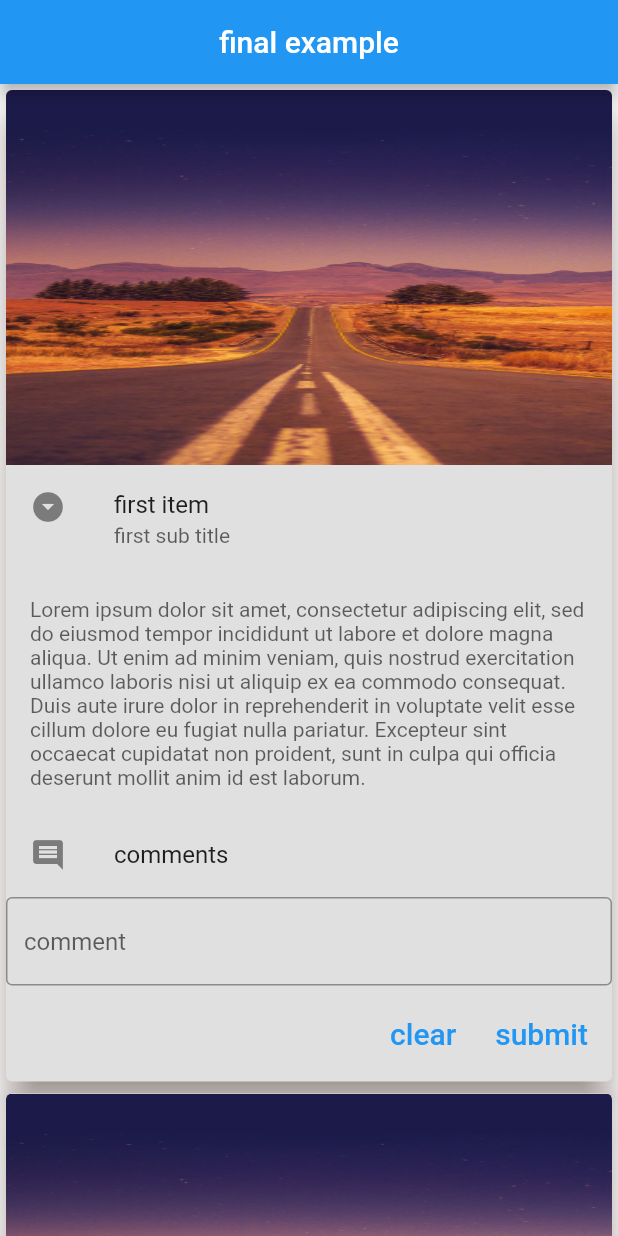
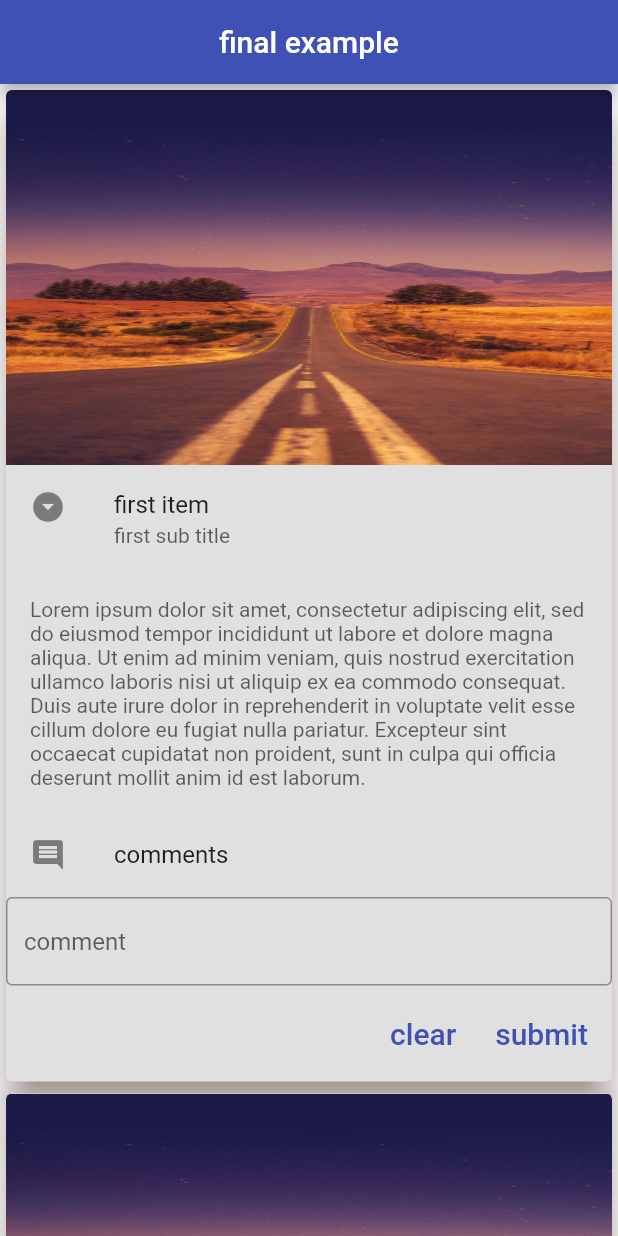
Before and after one commit to AnasAltarazi1998/widgets, a Flutter app: the screen it shows after launch, on a phone screen of 412 x 824 dp. Run offline on Flutter 3.47's test engine with Material 2 defaults, Android fonts, the phone set to English and light mode, and no system bars; our stand-ins replace get.

Commit message:
-- nothing

```diff
--- a/lib/main.dart
+++ b/lib/main.dart
@@ -13,6 +13,8 @@ class MyApp extends StatelessWidget {
   @override
   Widget build(BuildContext context) {
     return GetMaterialApp(
+      theme:
+          ThemeData(primaryColor: Colors.indigo, primarySwatch: Colors.indigo),
       initialRoute: '/home',
       routes: {'/home': (_) => Home(), '/profile': (_) => Profile()},
     );
```
